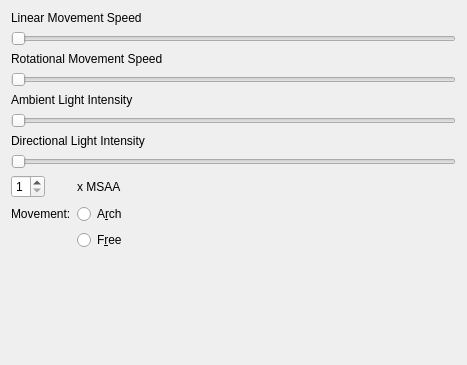
This is Gui/Resources/preferences/XRPreferences.ui in kwahoo2/freecad-xr-workbench as Qt 5 draws it before an edit. The edited form follows.
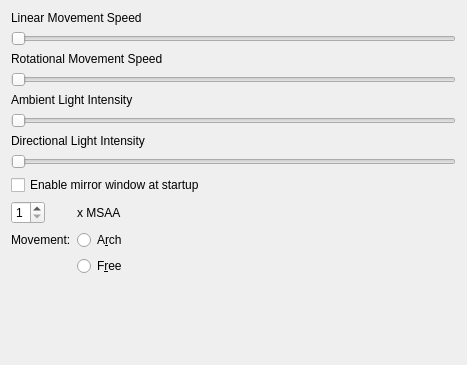
This is the edited form.

Commit message: default statup behaviour tuning (mirror/debug)

```diff
--- a/Gui/Resources/preferences/XRPreferences.ui
+++ b/Gui/Resources/preferences/XRPreferences.ui
@@ -84,34 +84,31 @@
        </property>
       </widget>
      </item>
-     <item row="8" column="0">
-      <widget class="QSpinBox" name="msaaSpinBox">
-       <property name="minimum">
-        <number>1</number>
+     <item row="8" column="0" colspan="2">
+      <widget class="QCheckBox" name="mirrEnblCheckBox">
+       <property name="toolTip">
+        <string>May degrade performance</string>
        </property>
-       <property name="maximum">
-        <number>8</number>
+       <property name="text">
+        <string>Enable mirror window at startup</string>
        </property>
       </widget>
      </item>
-     <item row="8" column="1">
+     <item row="9" column="1">
       <widget class="QLabel" name="label_5">
        <property name="text">
         <string>x MSAA</string>
        </property>
       </widget>
      </item>
+     <item row="10" column="0">
+      <widget class="QLabel" name="label_6">
+       <property name="text">
+        <string>Movement:</string>
+       </property>
+      </widget>
+     </item>
      <item row="10" column="1">
-      <widget class="QRadioButton" name="movFreeRadioButton">
-       <property name="text">
-        <string>F&amp;ree</string>
-       </property>
-       <attribute name="buttonGroup">
-        <string notr="true">buttonGroup</string>
-       </attribute>
-      </widget>
-     </item>
-     <item row="9" column="1">
       <widget class="QRadioButton" name="movArchRadioButton">
        <property name="text">
         <string>A&amp;rch</string>
@@ -121,10 +118,26 @@
        </attribute>
       </widget>
      </item>
+     <item row="11" column="1">
+      <widget class="QRadioButton" name="movFreeRadioButton">
+       <property name="text">
+        <string>F&amp;ree</string>
+       </property>
+       <attribute name="buttonGroup">
+        <string notr="true">buttonGroup</string>
+       </attribute>
+      </widget>
+     </item>
      <item row="9" column="0">
-      <widget class="QLabel" name="label_6">
-       <property name="text">
-        <string>Movement:</string>
+      <widget class="QSpinBox" name="msaaSpinBox">
+       <property name="toolTip">
+        <string>Requires viewer restart</string>
+       </property>
+       <property name="minimum">
+        <number>1</number>
+       </property>
+       <property name="maximum">
+        <number>8</number>
        </property>
       </widget>
      </item>
```
The commit also changes 3 other files.
